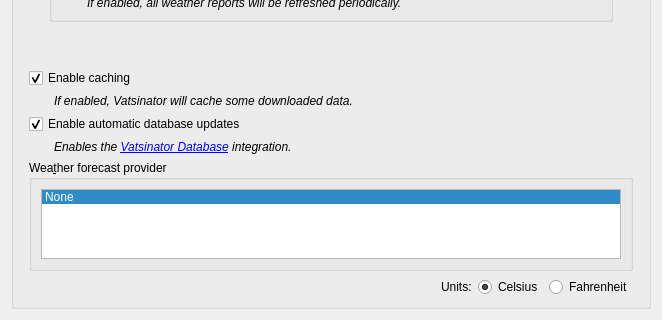
First picture: the form in source/ui/pages/networkpage.ui, repository Vatsinator/vatsinator-legacy, before the edit; both pictures show x 0 to 662 and y 174 to 494 of the 662 by 494 pixel window.
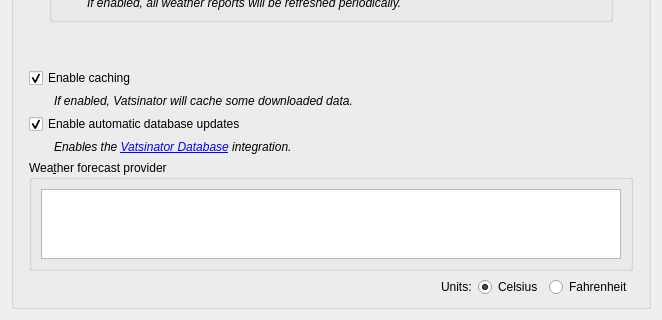
Second picture: the form after the edit.

The edit to the form file:
```diff
--- a/source/ui/pages/networkpage.ui
+++ b/source/ui/pages/networkpage.ui
@@ -7,7 +7,7 @@
     <x>0</x>
     <y>0</y>
     <width>662</width>
-    <height>470</height>
+    <height>452</height>
    </rect>
   </property>
   <property name="windowTitle">
@@ -272,13 +272,8 @@
          <item>
           <widget class="QListWidget" name="WeatherProviderListWidget">
            <property name="currentRow">
-            <number>0</number>
+            <number>-1</number>
            </property>
-           <item>
-            <property name="text">
-             <string extracomment="&amp;Label for &quot;no weather forecast provider&quot;">None</string>
-            </property>
-           </item>
           </widget>
          </item>
         </layout>
```
